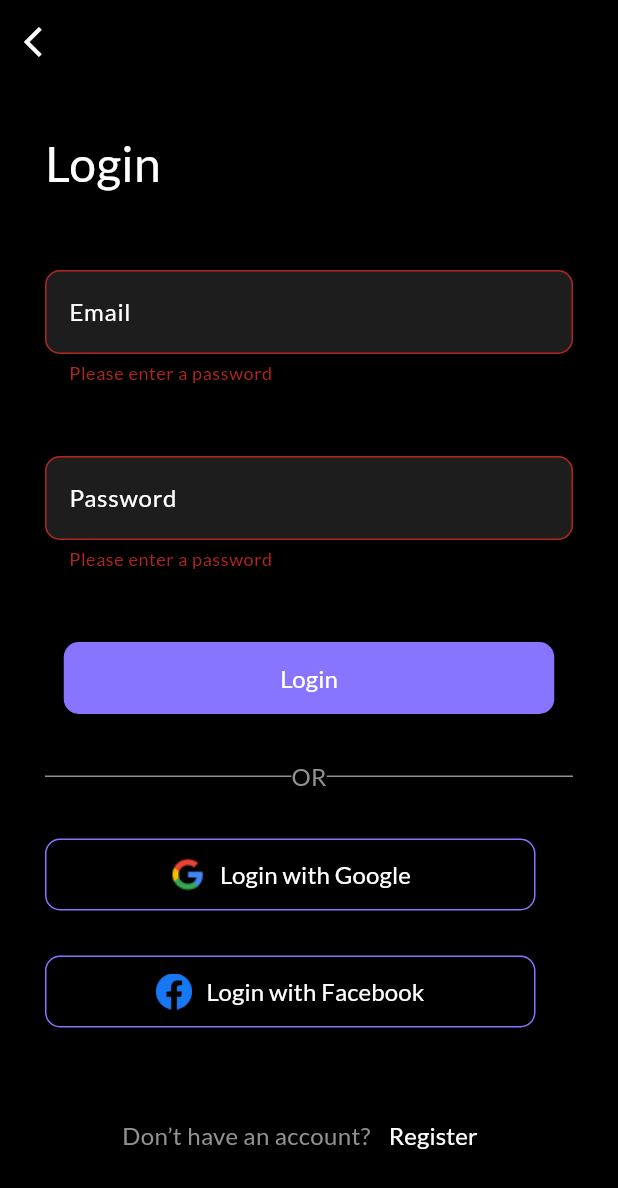
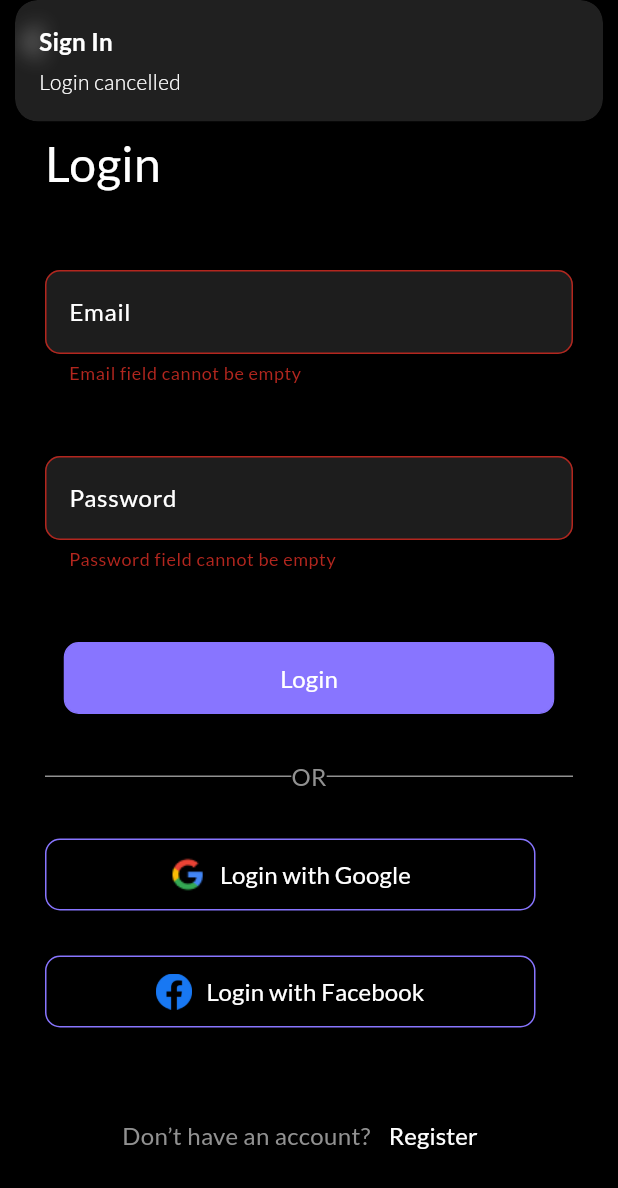
Before and after one commit to Malamrousi/up_to_do_app, a Flutter app: the LoginScreen screen opened by its route, after a tap on "Login", after a tap on "Login with Google", on a phone screen of 412 x 824 dp. Shown: the top 1188 px of the screen. Run offline on Flutter 3.47's test engine with Material 3 defaults, Android fonts, the phone set to English and light mode, and no system bars; our stand-ins replace cloud_firestore, firebase_auth, firebase_core, get, google_sign_in, introduction_screen; accounts and stored records are empty.

Commit message:
finish login width email and password and google

```diff
--- /dev/null
+++ b/lib/data/controller/auth_contoller.dart
@@ -0,0 +1,156 @@
+//PACKAGE
+import 'package:flutter/widgets.dart';
+import 'package:get/get.dart';
+import 'package:cloud_firestore/cloud_firestore.dart';
+import 'package:firebase_auth/firebase_auth.dart';
+//CONSTANT
+import 'package:todo_app/constant/route_name.dart';
+import 'package:google_sign_in/google_sign_in.dart';
+import 'package:todo_app/constant/color_manger.dart';
+//models
+import 'package:todo_app/data/models/user_model.dart';
+//helpers
+import '../helpers/auth_exception_handler.dart';
+
+class AuthContoller extends GetxController {
+  static AuthContoller to = Get.find();
+  TextEditingController emailController = TextEditingController();
+  TextEditingController nameController = TextEditingController();
+  TextEditingController passwordController = TextEditingController();
+
+  final FirebaseAuth auth = FirebaseAuth.instance;
+  final FirebaseFirestore _db = FirebaseFirestore.instance;
+
+  Rx<User?> firebaseUser = Rx<User?>(null);
+  final String UserCollection = 'Users';
+  @override
+  void onReady() {
+    ever(firebaseUser, _handleAuthChanged);
+
+    firebaseUser.bindStream(user);
+
+    super.onReady();
+  }
+
+  @override
+  void onClose() {
+    nameController.dispose();
+    emailController.dispose();
+    passwordController.dispose();
+    super.onClose();
+  }
+
+  void _handleAuthChanged(User? user) {
+    if (user != null) {
+      Get.offAllNamed(RouteName.kHomeScreen);
+    }
+  }
+
+  //user state
+  Stream<User?> get user => auth.authStateChanges();
+
+  signInWithEmailAndPassword(BuildContext context) async {
+    try {
+      await auth.signInWithEmailAndPassword(
+          email: emailController.text.trim(),
+          password: passwordController.text.trim());
+      emailController.clear();
+      passwordController.clear();
+    } on FirebaseAuthException catch (e) {
+      var authStatus = AuthExceptionHandler.handleException(e);
+      var errorMessage =
+          AuthExceptionHandler.generateExceptionMessage(authStatus);
+
+      Get.snackbar('Error', errorMessage,
+          duration: const Duration(seconds: 3),
+          snackPosition: SnackPosition.TOP,
+          backgroundColor: Get.theme.snackBarTheme.backgroundColor,
+          colorText: ColorManger.KWhiteColor);
+    }
+  }
+
+  registerWithEmailAndPassword(BuildContext contex) async {
+    try {
+      await auth
+          .createUserWithEmailAndPassword(
+              email: emailController.text.trim(),
+              password: passwordController.text.trim())
+          .then((result) {
+        UserModel _newUser = UserModel(
+            name: nameController.text,
+            email: result.user!.email!,
+            uid: result.user!.uid);
+
+        _createUserFireStore(_newUser, result.user!);
+      });
+    } on FirebaseAuthException catch (e) {
+      var authStatus = AuthExceptionHandler.handleException(e);
+      var errorMessage =
+          AuthExceptionHandler.generateExceptionMessage(authStatus);
+
+      Get.snackbar('auth.signUpErrorTitle', errorMessage,
+          snackPosition: SnackPosition.TOP,
+          duration: const Duration(seconds: 10),
+          backgroundColor: Get.theme.snackBarTheme.backgroundColor,
+          colorText: Get.theme.snackBarTheme.actionTextColor);
+    }
+  }
+
+  Future signInWithGoogle() async {
+    try {
+      final GoogleSignInAccount? googleUser = await GoogleSignIn().signIn();
+
+      if (googleUser == null) {
+        Get.snackbar('Sign In', 'Login cancelled',
+            snackPosition: SnackPosition.TOP,
+            duration: const Duration(seconds: 3),
+            backgroundColor: Get.theme.snackBarTheme.backgroundColor,
+            colorText: ColorManger.KWhiteColor);
+        return;
+      }
+
+      final GoogleSignInAuthentication googleAuth =
+          await googleUser.authentication;
+
+      final OAuthCredential credential = GoogleAuthProvider.credential(
+        accessToken: googleAuth.accessToken,
+        idToken: googleAuth.idToken,
+      );
+
+      final UserCredential result =
+          await FirebaseAuth.instance.signInWithCredential(credential);
+
+      UserModel _newUser = UserModel(
+        name: result.user?.displayName ?? 'No Name',
+        email: result.user?.email ?? 'No Email',
+        uid: result.user!.uid,
+      );
+
+      _createUserFireStore(_newUser, result.user!);
+    } on FirebaseAuthException catch (e) {
+      var authStatus = AuthExceptionHandler.handleException(e);
+      var errorMessage =
+          AuthExceptionHandler.generateExceptionMessage(authStatus);
+
+      Get.snackbar('auth.signUpErrorTitle', errorMessage,
+          snackPosition: SnackPosition.TOP,
+          duration: const Duration(seconds: 10),
+          backgroundColor: Get.theme.snackBarTheme.backgroundColor,
+          colorText: Get.theme.snackBarTheme.actionTextColor);
+    }
+  }
+
+  void _createUserFireStore(UserModel user, User firebaseuser) {
+    _db.doc('$UserCollection/${firebaseuser.uid}').set(user.toJson());
+    update();
+  }
+
+  Future<void> signOut() async {
+    nameController.clear();
+    emailController.clear();
+    passwordController.clear();
+    await GoogleSignIn().signOut();
+    await auth.signOut();
+    Get.offAllNamed(RouteName.KStartScreen);
+  }
+}
--- a/lib/data/controller/authentication_controller.dart
+++ /dev/null
@@ -1,63 +0,0 @@
-import 'package:get/get.dart';
-import 'package:firebase_auth/firebase_auth.dart';
-import 'package:todo_app/constant/route_name.dart';
-
-class AuthenticationController extends GetxController {
-  static AuthenticationController authenticationController = Get.find();
-
-  FirebaseAuth auth = FirebaseAuth.instance;
-  final user = FirebaseAuth.instance.currentUser;
-
-  Future<void> createUser(
-      String email, String password, String userName) async {
-    try {
-      await auth.createUserWithEmailAndPassword(
-          email: email, password: password);
-
-      if (user != null) {
-  await user!.sendEmailVerification();
-} else {
-  Get.snackbar('Error', 'No user is currently signed in.');
-}
-    } on FirebaseAuthException catch (e) {
-      if (e.code == 'weak-password') {
-        Get.snackbar('Weak Password', 'Please use a stronger password.');
-      } else if (e.code == 'email-already-in-use') {
-        Get.snackbar('Email In Use', 'This email is already in use.');
-      }
-    } catch (e) {
-      print(e);
-      Get.snackbar('Error', 'An unexpected error occurred.');
-    }
-  }
-
-  Future<void> login(String email, String password) async {
-    try {
-      await auth.signInWithEmailAndPassword(email: email, password: password);
-    } on FirebaseAuthException catch (e) {
-      if (e.code == 'user-not-found') {
-        Future.delayed(Duration(milliseconds: 100), () {
-          Get.snackbar('User Not Found', 'No user found for this email.');
-        });
-      } else if (e.code == 'wrong-password') {
-        Future.delayed(Duration(milliseconds: 100), () {
-          Get.snackbar('Wrong Password', 'Incorrect password provided.');
-        });
-      } else if (e.code == 'invalid-email') {
-        Future.delayed(Duration(milliseconds: 100), () {
-          Get.snackbar('Invalid Email', 'The email address is not valid.');
-        });
-      }
-    } catch (e) {
-      Get.snackbar('Error', 'An unexpected error occurred during login.');
-      print(e);
-    }
-  }
-
-  void signOut() async {
-    await auth.signOut().then((_) {
-      Get.offAllNamed(RouteName.KStartScreen);
-    });
-    Get.snackbar('Logged Out', 'You have successfully logged out.');
-  }
-}
--- /dev/null
+++ b/lib/data/helpers/validator.dart
@@ -0,0 +1,41 @@
+class Validator {
+  Validator();
+
+  String? email(String? value) {
+    String pattern = r'^[a-zA-Z0-9.]+@[a-zA-Z0-9]+\.[a-zA-Z]+';
+    RegExp regExp = RegExp(pattern);
+    if (value == null || value.isEmpty) {
+      return 'Email field cannot be empty';
+    } else if (!regExp.hasMatch(value)) {
+      return 'Please enter a valid email address (e.g., name@example.com)';
+    } else {
+      return null;
+    }
+  }
+
+  String? password(String? value) {
+    String pattern = r'^.{6,}$';  // Requires at least 6 characters
+    RegExp regex = RegExp(pattern);
+    if (value == null || value.isEmpty) {
+      return 'Password field cannot be empty';
+    }
+    if (!regex.hasMatch(value)) {
+      return 'Password must be at least 6 characters long';
+    } else {
+      return null;
+    }
+  }
+
+  String? name(String? value) {
+    String pattern = r"^[a-zA-Z]+(([',. -][a-zA-Z ])?[a-zA-Z]*)*$";
+    RegExp regex = RegExp(pattern);
+    if (value == null || value.isEmpty) {
+      return 'Name field cannot be empty';
+    }
+    if (!regex.hasMatch(value)) {
+      return 'Please enter a valid name';
+    } else {
+      return null;
+    }
+  }
+}
--- /dev/null
+++ b/lib/data/models/user_model.dart
@@ -0,0 +1,20 @@
+// ignore_for_file: public_member_api_docs, sort_constructors_first
+class UserModel {
+  final String name;
+  final String email;
+
+  final String uid;
+  UserModel({
+    required this.name,
+    required this.email,
+    required this.uid,
+  });
+
+  factory UserModel.fromJson(Map json) {
+    return UserModel(
+        name: json['userName'], email: json['email'], uid: json['uid']);
+  }
+
+  Map<String, dynamic> toJson() =>
+      {'user_name': name, 'email': email, 'uid': uid};
+}
--- a/lib/main.dart
+++ b/lib/main.dart
@@ -12,11 +12,14 @@ import 'package:todo_app/presentation/screen/auth/start_screen.dart';
 import 'package:todo_app/presentation/screen/auth/register.dart';
 import 'package:todo_app/presentation/screen/home/screen/home_screen.dart';
 import 'package:todo_app/presentation/screen/auth/login.dart';
+
+import 'data/controller/auth_contoller.dart';
 //controller
 
 void main() async {
   WidgetsFlutterBinding.ensureInitialized();
   await Firebase.initializeApp();
+  Get.put(AuthContoller());
   runApp(const MyApp());
 }
 
--- a/lib/presentation/screen/auth/login.dart
+++ b/lib/presentation/screen/auth/login.dart
@@ -2,7 +2,6 @@
 import 'package:flutter/material.dart';
 
 //constant
-import 'package:todo_app/data/services/validator.dart';
 //widget
 import '../../widgets/custom_app_bar.dart';
 import 'widget/login_view_body.dart';
@@ -17,7 +16,6 @@ class LoginScreen extends StatefulWidget {
 class _LoginScreenState extends State<LoginScreen> {
   GlobalKey<FormState> formKey = GlobalKey<FormState>();
 
-  final Validator validator = Validator();
 
   @override
   Widget build(BuildContext context) {
--- a/lib/presentation/screen/auth/widget/log_in_form.dart
+++ b/lib/presentation/screen/auth/widget/log_in_form.dart
@@ -1,20 +1,17 @@
 //packge
-import 'package:firebase_auth/firebase_auth.dart';
 import 'package:flutter/material.dart';
-import 'package:get/get.dart';
 import 'package:todo_app/constant/color_manger.dart';
-import 'package:todo_app/constant/route_name.dart';
 
 import 'package:todo_app/constant/size_manger.dart';
 //constant
 import 'package:todo_app/constant/string_manger.dart';
-import 'package:todo_app/data/services/validator.dart';
+import 'package:todo_app/data/helpers/validator.dart';
 
 //widget
+import '../../../../data/controller/auth_contoller.dart';
 import '../../../widgets/custom_auth_button.dart';
 import '../../../widgets/custom_from_text_filed.dart';
 //controller
-import '../../../../data/controller/authentication_controller.dart';
 
 class LogInForm extends StatefulWidget {
   const LogInForm({super.key});
@@ -25,27 +22,12 @@ class LogInForm extends StatefulWidget {
 
 class _LogInFormState extends State<LogInForm> {
   GlobalKey<FormState> formKey = GlobalKey<FormState>();
-  final Validator validator = Validator();
-  final AuthenticationController authContoller = Get.find();
-
-  late TextEditingController email, password;
+  // final AuthenticationController authContoller = Get.find();
+  final AuthContoller authController = AuthContoller.to;
 
   AutovalidateMode autovalidateMode = AutovalidateMode.disabled;
 
-  @override
-  void initState() {
-    super.initState();
-    email = TextEditingController();
-    password = TextEditingController();
-  }
 
-  @override
-  void dispose() {
-    email.dispose();
-    password.dispose();
-
-    super.dispose();
-  }
 
   @override
   Widget build(BuildContext context) {
@@ -58,39 +40,29 @@ class _LogInFormState extends State<LogInForm> {
               height: HightManger.H48,
             ),
             CustomFromTextFiled(
+              controller: authController.emailController,
               keyboardType: TextInputType.emailAddress,
               label: StringManger.KEmail,
               hintText: StringManger.KEnteryourEmail,
               onSaved: (value) {
-                email.text = value;
+               authController.emailController.text = value;
               },
               obscureText: false,
-              validator: (value) {
-                if (value == null || value.isEmpty) {
-                  return 'Please enter a password';
-                }
-
-                return null;
-              },
+              validator:Validator().email,
             ),
             const SizedBox(
               height: HightManger.H48,
             ),
             CustomFromTextFiled(
+              controller: authController.passwordController,
               keyboardType: TextInputType.visiblePassword,
               label: StringManger.KPassword,
               hintText: StringManger.KEnteryourpassword,
               onSaved: (value) {
-                password.text = value;
+          authController.passwordController.text = value;
               },
               obscureText: true,
-              validator: (value) {
-                if (value == null || value.isEmpty) {
-                  return 'Please enter a password';
-                }
-
-                return null;
-              },
+              validator:Validator().password,
             ),
             const SizedBox(
               height: HightManger.H48,
@@ -102,14 +74,7 @@ class _LogInFormState extends State<LogInForm> {
                 if (formKey.currentState!.validate()) {
                   formKey.currentState!.save();
 
-                  authContoller.login(email.text, password.text).then((_) {
-                    User? user = FirebaseAuth.instance.currentUser;
-                    if (user!.emailVerified) {
-                      Get.offAllNamed(RouteName.kHomeScreen);
-                    } else {
-                      Get.offNamed(RouteName.kVerfiyYourEmail);
-                    }
-                  });
+                  authController.signInWithEmailAndPassword(context);
                 } else {
                   autovalidateMode = AutovalidateMode.always;
                   setState(() {});
--- a/lib/presentation/screen/auth/widget/login_social_auth.dart
+++ b/lib/presentation/screen/auth/widget/login_social_auth.dart
@@ -1,12 +1,12 @@
 //packge
 import 'package:flutter/material.dart';
+import 'package:get/get.dart';
 
 //constant
 import 'package:todo_app/constant/string_manger.dart';
 import 'package:todo_app/constant/size_manger.dart';
 import 'package:todo_app/constant/image_manger.dart';
-
-
+import 'package:todo_app/data/controller/auth_contoller.dart';
 
 //widget
 import '../../../widgets/social_auth_button.dart';
@@ -16,12 +16,15 @@ class LoginSocialAuth extends StatelessWidget {
 
   @override
   Widget build(BuildContext context) {
+    AuthContoller authContoller = Get.find<AuthContoller>();
     return Column(
       children: [
         SocialAuthButton(
           image: ImageManger.Kgoogle,
           title: StringManger.KLoginwithGoogle,
-          onPressed: () {},
+          onPressed: ()async {
+          await  authContoller.signInWithGoogle();
+          },
         ),
         const SizedBox(
           height: HightManger.H30,
--- a/lib/presentation/screen/auth/widget/login_view_body.dart
+++ b/lib/presentation/screen/auth/widget/login_view_body.dart
@@ -6,7 +6,6 @@ import 'package:todo_app/constant/route_name.dart';
 import 'package:todo_app/constant/size_manger.dart';
 //constant
 import 'package:todo_app/constant/string_manger.dart';
-import 'package:todo_app/data/services/validator.dart';
 //widget
 import 'custom_divider.dart';
 import 'log_in_form.dart';
@@ -22,7 +21,6 @@ class LoginViewBody extends StatefulWidget {
 class _LoginViewBodyState extends State<LoginViewBody> {
   GlobalKey<FormState> formKey = GlobalKey<FormState>();
 
-  final Validator validator = Validator();
   @override
   Widget build(BuildContext context) {
     return SingleChildScrollView(
--- a/lib/presentation/widgets/custom_from_text_filed.dart
+++ b/lib/presentation/widgets/custom_from_text_filed.dart
@@ -1,58 +1,58 @@
-//package
 import 'package:flutter/material.dart';
-//constant
 import '../../constant/color_manger.dart';
 import '../../constant/size_manger.dart';
 
-class CustomFromTextFiled extends StatelessWidget {
+class CustomFromTextFiled extends StatefulWidget {
   const CustomFromTextFiled(
       {super.key,
       required this.onSaved,
       required this.validator,
       required this.label,
       required this.obscureText,
-      required this.hintText, required this.keyboardType});
+      required this.hintText,
+      required this.keyboardType,
+      required this.controller});
 
   final Function(String) onSaved;
   final String? Function(String?) validator;
   final String hintText;
   final String label;
   final bool obscureText;
-
+  final TextEditingController controller;
   final TextInputType keyboardType;
 
   @override
+  _CustomFromTextFiledState createState() => _CustomFromTextFiledState();
+}
+
+class _CustomFromTextFiledState extends State<CustomFromTextFiled> {
+  @override
   Widget build(BuildContext context) {
     return TextFormField(
-      keyboardType: keyboardType,
-
+      controller: widget.controller,  // استخدم المتحكم المارر كمعامل
+      keyboardType: widget.keyboardType,
       cursorColor: ColorManger.KHeliotrop,
-      obscureText: obscureText,
+      obscureText: widget.obscureText,
       style: const TextStyle(
         color: ColorManger.KWhiteColor,
       ),
-      validator: validator,
-      onSaved: (value) => onSaved(value!),
+      validator: widget.validator,
+      onSaved: (value) => widget.onSaved(value!),
       decoration: InputDecoration(
-
-        label: Text(label),
-        labelStyle:const TextStyle(
-          color: ColorManger.KWhiteColor,
-          fontSize: FontSizeValue.Fv16
+        label: Text(widget.label),
+        labelStyle: const TextStyle(
+            color: ColorManger.KWhiteColor, fontSize: FontSizeValue.Fv16),
+        hintText: widget.hintText,
+        hintStyle: const TextStyle(color: ColorManger.KEmperor),
+        filled: true,
+        fillColor: ColorManger.KCodGray,
+        border: OutlineInputBorder(
+          borderRadius: BorderRadius.circular(BorderRadiusValue.BV10),
+          borderSide: const BorderSide(
+            color: ColorManger.KCodGray,
+          ),
         ),
-        hintText:hintText ,
-        hintStyle:const TextStyle(
-          color: ColorManger.KEmperor
-        ),
-          filled: true,
-          fillColor: ColorManger.KCodGray,
-          border: OutlineInputBorder(
-            borderRadius: BorderRadius.circular(BorderRadiusValue.BV10),
-            borderSide:const BorderSide(
-              color: ColorManger.KCodGray,
-
-            )
-          )),
+      ),
     );
   }
 }
--- a/pubspec.yaml
+++ b/pubspec.yaml
@@ -28,6 +28,7 @@ environment:
 # the latest version available on pub.dev. To see which dependencies have newer
 # versions available, run `flutter pub outdated`.
 dependencies:
+  cloud_firestore: ^5.4.3
   cupertino_icons: ^1.0.8
   firebase_auth: ^5.3.0
   firebase_core: ^3.5.0
@@ -37,6 +38,7 @@ dependencies:
   flutter_onboarding_slider: ^1.0.11
   gap: ^3.0.1
   get: ^4.6.6
+  google_sign_in: ^6.2.1
   introduction_screen: ^3.1.14
 
 dev_dependencies:
```
Also changed, not shown: lib/data/helpers/auth_exception_handler.dart (added, +68 -0 lines), lib/data/helpers/auth_result_status .dart (added, +11 -0 lines), lib/data/services/validator.dart (deleted, +0 -35 lines), lib/presentation/screen/auth/widget/register_form_filed.dart (+13 -56 lines), lib/presentation/screen/auth/widget/register_social_auth.dart (+10 -2 lines), lib/presentation/screen/home/screen/home_screen.dart (+8 -3 lines), lib/presentation/screen/up_to_do.dart (+4 -9 lines), pubspec.lock, 1 other file.
